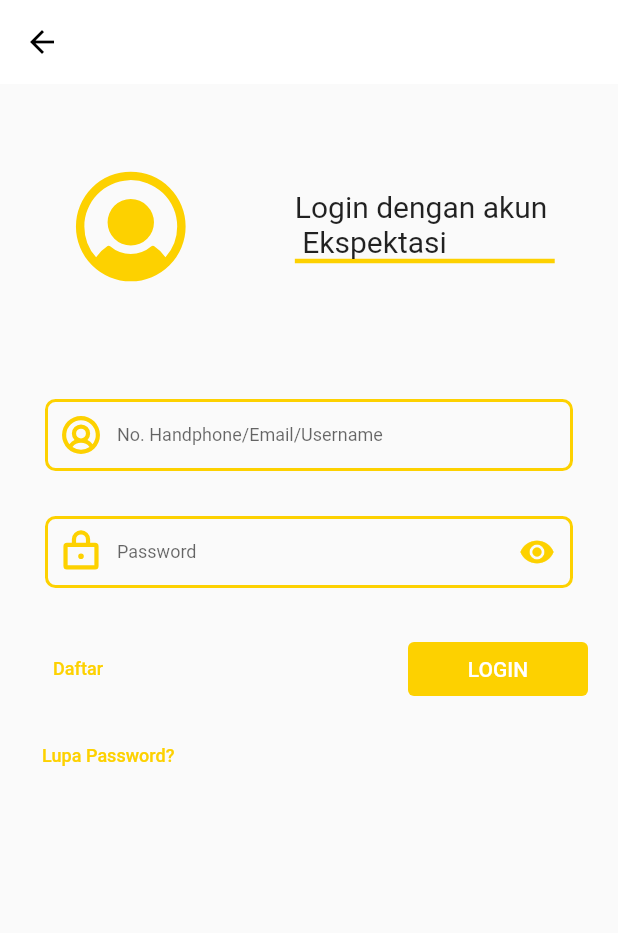
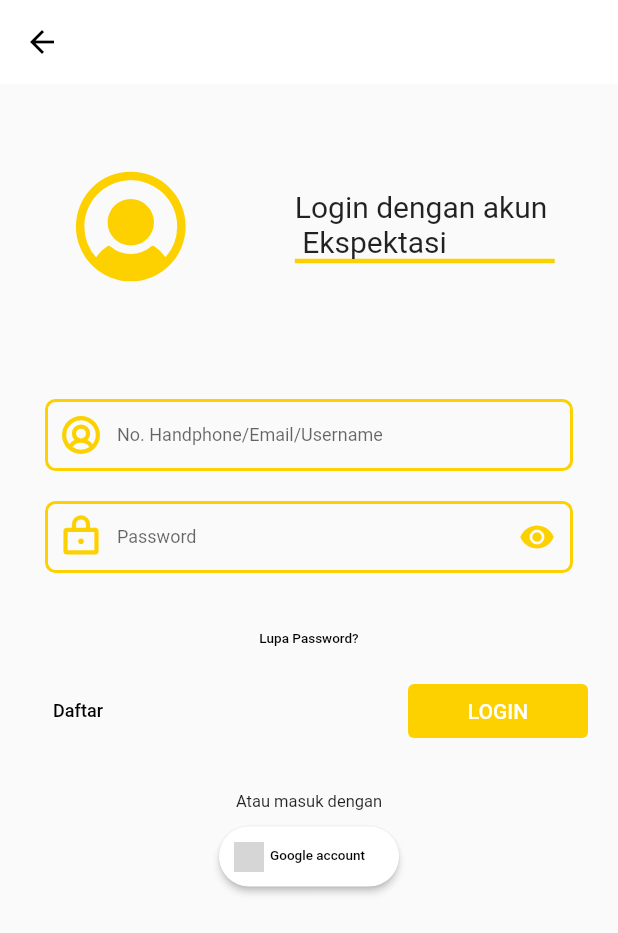
Before and after one commit to wanrabbae/Expektasi, a Flutter app: the screen it shows after launch, after a tap on "SKIP", after a tap on "Ayo Mulai Belanja!", after a tap on "Masuk", on a phone screen of 412 x 824 dp. Shown: the top 933 px of the screen. Run offline on Flutter 3.47's test engine with Material 2 defaults, Android fonts, the phone set to English and light mode, and no system bars; our stand-ins replace custom_radio_grouped_button, date_time_picker, dotted_border, flutter_masked_text2, image_picker, intro_slider and 4 more; missing offline and left inert: dart:ffi, rate_in_stars; network calls fail; grey boxes are pictures that could not be loaded.

Commit message:
Repair login and product page

```diff
--- a/lib/views/home/login.dart
+++ b/lib/views/home/login.dart
@@ -61,7 +61,7 @@ class _LoginState extends State<Login> {
                 mainAxisAlignment: MainAxisAlignment.spaceEvenly,
                 children: [
                   Container(
-                    margin: EdgeInsets.only(bottom: 30),
+                    margin: EdgeInsets.only(bottom: 20),
                     padding: EdgeInsets.symmetric(horizontal: 20),
                     child: TextFormField(
                       style: TextStyle(fontSize: 12),
@@ -86,7 +86,6 @@ class _LoginState extends State<Login> {
                     ),
                   ),
                   Container(
-                    margin: EdgeInsets.only(bottom: 10),
                     padding: EdgeInsets.symmetric(horizontal: 20),
                     child: TextFormField(
                       style: TextStyle(fontSize: 12),
@@ -129,6 +128,17 @@ class _LoginState extends State<Login> {
               ),
             ),
             Container(
+              padding: EdgeInsets.symmetric(horizontal: 20),
+              alignment: Alignment.center,
+              child: TextButton(
+                onPressed: () {},
+                child: Text(
+                  "Lupa Password?",
+                  style: TextStyle(color: Colors.black, fontSize: 9),
+                ),
+              ),
+            ),
+            Container(
               margin: EdgeInsets.only(bottom: 10),
               padding: EdgeInsets.symmetric(horizontal: 20),
               child: Row(
@@ -143,7 +153,7 @@ class _LoginState extends State<Login> {
                     },
                     child: Text(
                       "Daftar",
-                      style: TextStyle(color: secondaryColor, fontSize: 12),
+                      style: TextStyle(color: Colors.black, fontSize: 12),
                     ),
                   ),
                   SizedBox(
@@ -163,17 +173,44 @@ class _LoginState extends State<Login> {
                 ],
               ),
             ),
+            Padding(padding: EdgeInsets.symmetric(vertical: 10)),
             Container(
-              padding: EdgeInsets.symmetric(horizontal: 20),
-              alignment: Alignment.centerLeft,
-              child: TextButton(
-                onPressed: () {},
-                child: Text(
-                  "Lupa Password?",
-                  style: TextStyle(color: secondaryColor, fontSize: 12),
+                child: Column(
+              children: [
+                Text(
+                  "Atau masuk dengan",
+                  style: TextStyle(fontSize: 11),
                 ),
-              ),
-            )
+                Padding(padding: EdgeInsets.symmetric(vertical: 3)),
+                ElevatedButton(
+                  onPressed: () {},
+                  style: ButtonStyle(
+                      backgroundColor: MaterialStateProperty.all(Colors.white),
+                      padding: MaterialStateProperty.all(EdgeInsets.all(0)),
+                      shape: MaterialStateProperty.all<RoundedRectangleBorder>(
+                          RoundedRectangleBorder(
+                        borderRadius: BorderRadius.circular(50),
+                      ))),
+                  child: Container(
+                    padding: EdgeInsets.all(10),
+                    width: 120,
+                    child: Row(
+                      children: [
+                        Image.network(
+                          'https://www.freepnglogos.com/uploads/google-logo-png/google-logo-png-suite-everything-you-need-know-about-google-newest-0.png',
+                          width: 20,
+                        ),
+                        Padding(padding: EdgeInsets.symmetric(horizontal: 2)),
+                        Text(
+                          "Google account",
+                          style: TextStyle(fontSize: 9, color: Colors.black),
+                        )
+                      ],
+                    ),
+                  ),
+                )
+              ],
+            ))
           ],
         ),
       ),
```
Also changed, not shown: lib/views/order/nilai_product.dart (+77 -1 lines), lib/views/product/product.dart (+75 -48 lines), 1 other file.
